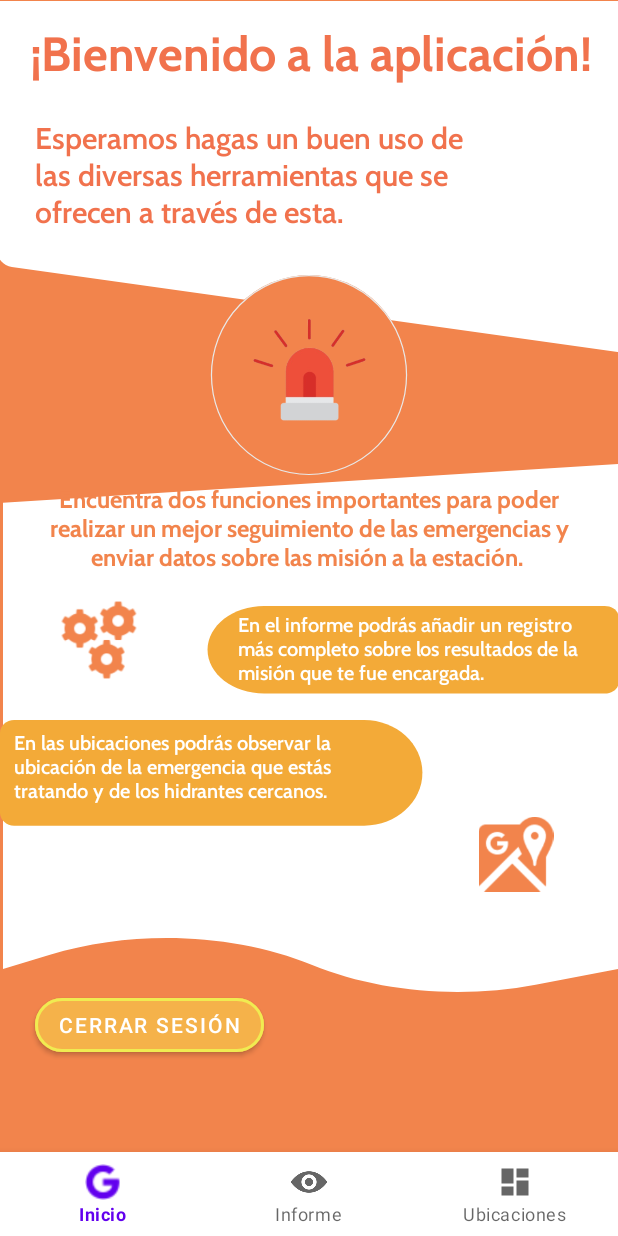
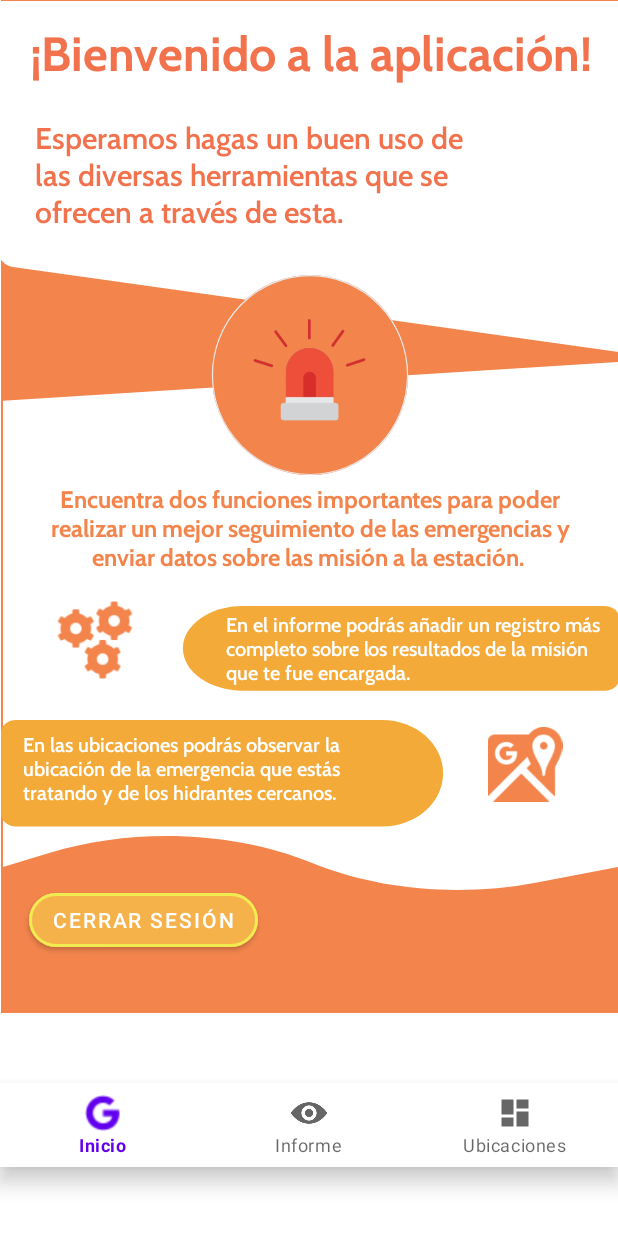
Before and after one commit to DJmnz0107/IGNIS---Android-App, an Android app: the Inicio_Bombero screen opened directly, with no data from a screen before it, on a phone screen of 412 x 824 dp. Run offline under Robolectric (Android 15) with nearby library versions, the phone set to English and light mode, and no system bars; our stand-ins replace navigation-ui.

Commit message:
Lógica nivel de usuario completa e inicio de sesión

```diff
--- a/app/src/main/java/Modelo/ClaseConexion.kt
+++ b/app/src/main/java/Modelo/ClaseConexion.kt
@@ -7,9 +7,9 @@ class ClaseConexion {
 
     fun cadenaConexion(): Connection? {
         try {
-            val ip = "jdbc:oracle:thin:@192.168.0.12:1521:xe"
-            val usuario = "DJMNZ"
-            val contrasena = "metapan"
+            val ip = "jdbc:oracle:thin:@10.10.0.128:1521:xe"
+            val usuario = "IGNIS"
+            val contrasena = "JNASCA"
 
             val conexion = DriverManager.getConnection(ip, usuario, contrasena)
             return conexion
--- a/app/src/main/java/N/J/L/F/S/Q/ignis_ptc/activity_Login.kt
+++ b/app/src/main/java/N/J/L/F/S/Q/ignis_ptc/activity_Login.kt
@@ -95,6 +95,8 @@ class activity_Login : AppCompatActivity() {
 
                         val nivelUsuario = Usuarios.obtenerNivelUsuario(nombreUsuario, password)
 
+                        println("El nivel de usuario es $nivelUsuario")
+
                         val objConexion = ClaseConexion().cadenaConexion()
 
                         val revisarUsuario = objConexion?.prepareStatement("SELECT * FROM Usuarios WHERE nombre_usuario = ? AND contrasena_usuario = ?")!!
@@ -106,11 +108,11 @@ class activity_Login : AppCompatActivity() {
 
                         if (resultado.next()) {
                             if(nivelUsuario != null) {
-                                if (nivelUsuario == 2) {
+                                if (nivelUsuario == 1) {
                                     val pantallaMain = Intent(this@activity_Login, MainActivity::class.java)
                                     startActivity(pantallaMain)
-                                }else if (nivelUsuario == 3) {
-                                    val pantallaBombero = Intent(this@activity_Login, Inicio_Bombero::class.java)
+                                }else if (nivelUsuario == 2) {
+                                    val pantallaBombero = Intent(this@activity_Login, activity_bomberos::class.java)
                                     startActivity(pantallaBombero)
                                 }
                                 else {
--- a/app/src/main/res/layout/activity_bomberos.xml
+++ b/app/src/main/res/layout/activity_bomberos.xml
@@ -11,31 +11,25 @@
 
     <com.google.android.material.bottomnavigation.BottomNavigationView
         android:id="@+id/nav_bomberos"
-
         android:layout_width="0dp"
         android:layout_height="wrap_content"
-        android:layout_marginStart="0dp"
-        android:layout_marginEnd="0dp"
-        android:background="?android:attr/windowBackground"
         app:layout_constraintBottom_toBottomOf="parent"
+        app:layout_constraintHorizontal_bias="0.0"
         app:layout_constraintLeft_toLeftOf="parent"
         app:layout_constraintRight_toRightOf="parent"
-
+        app:layout_constraintTop_toBottomOf="@+id/nav_host_fragment_container"
         app:menu="@menu/menu_bombero" />
 
     <fragment
         android:id="@+id/nav_host_fragment_container"
 
         android:name="androidx.navigation.fragment.NavHostFragment"
-        android:layout_width="match_parent"
-        android:layout_height="match_parent"
+        android:layout_width="411dp"
+        android:layout_height="675dp"
         app:defaultNavHost="true"
 
-        app:layout_constraintBottom_toTopOf="@id/nav_host_fragment_container"
-        app:layout_constraintLeft_toLeftOf="parent"
-        app:layout_constraintRight_toRightOf="parent"
+        app:layout_constraintEnd_toEndOf="parent"
+        app:layout_constraintStart_toStartOf="parent"
         app:layout_constraintTop_toTopOf="parent"
         app:navGraph="@navigation/navigation_bomberos" />
-
-
 </androidx.constraintlayout.widget.ConstraintLayout>
--- a/app/src/main/res/layout/fragment_inicio__bombero.xml
+++ b/app/src/main/res/layout/fragment_inicio__bombero.xml
@@ -56,7 +56,7 @@
         app:layout_constraintHorizontal_bias="1.0"
         app:layout_constraintStart_toStartOf="parent"
         app:layout_constraintTop_toTopOf="parent"
-        app:layout_constraintVertical_bias="0.664" />
+        app:layout_constraintVertical_bias="0.761" />
 
     <View
         android:id="@+id/view18"
@@ -95,8 +95,8 @@
 
     <View
         android:id="@+id/view19"
-        android:layout_width="277dp"
-        android:layout_height="64dp"
+        android:layout_width="294dp"
+        android:layout_height="62dp"
         android:layout_marginTop="404dp"
         android:background="@drawable/inicio_bomberos_4"
         app:layout_constraintEnd_toEndOf="parent"
@@ -106,22 +106,22 @@
 
     <TextView
         android:id="@+id/textView22"
-        android:layout_width="245dp"
-        android:layout_height="49dp"
+        android:layout_width="261dp"
+        android:layout_height="51dp"
         android:layout_marginTop="4dp"
         android:fontFamily="@font/cabin_semibold"
         android:text="En el informe podrás añadir un registro más completo sobre los resultados de la misión que te fue encargada."
         android:textColor="#FFFFFF"
         android:textSize="13sp"
         app:layout_constraintEnd_toEndOf="parent"
-        app:layout_constraintHorizontal_bias="0.75"
+        app:layout_constraintHorizontal_bias="1.0"
         app:layout_constraintStart_toStartOf="@+id/view19"
         app:layout_constraintTop_toTopOf="@+id/view19" />
 
     <View
         android:id="@+id/view20"
-        android:layout_width="286dp"
-        android:layout_height="77dp"
+        android:layout_width="299dp"
+        android:layout_height="78dp"
         android:layout_marginTop="480dp"
         android:background="@drawable/inicio_bomberos_5"
         app:layout_constraintEnd_toEndOf="parent"
@@ -131,8 +131,8 @@
 
     <TextView
         android:id="@+id/textView23"
-        android:layout_width="244dp"
-        android:layout_height="51dp"
+        android:layout_width="256dp"
+        android:layout_height="50dp"
         android:layout_marginEnd="52dp"
         android:fontFamily="@font/cabin_semibold"
         android:text="En las ubicaciones podrás observar la ubicación de la emergencia que estás tratando y de los hidrantes cercanos."
@@ -140,10 +140,10 @@
         android:textSize="13sp"
         app:layout_constraintBottom_toBottomOf="@+id/view20"
         app:layout_constraintEnd_toStartOf="@+id/imageView9"
-        app:layout_constraintHorizontal_bias="0.428"
+        app:layout_constraintHorizontal_bias="1.0"
         app:layout_constraintStart_toStartOf="parent"
         app:layout_constraintTop_toTopOf="@+id/view20"
-        app:layout_constraintVertical_bias="0.269" />
+        app:layout_constraintVertical_bias="0.285" />
 
     <ImageView
         android:id="@+id/imageView8"
@@ -168,7 +168,7 @@
         app:layout_constraintHorizontal_bias="0.553"
         app:layout_constraintStart_toEndOf="@+id/view20"
         app:layout_constraintTop_toTopOf="parent"
-        app:layout_constraintVertical_bias="0.704" />
+        app:layout_constraintVertical_bias="0.775" />
 
     <Button
         android:id="@+id/button"
@@ -179,10 +179,10 @@
         app:cornerRadius="50dp"
         app:layout_constraintBottom_toBottomOf="parent"
         app:layout_constraintEnd_toEndOf="parent"
-        app:layout_constraintHorizontal_bias="0.089"
+        app:layout_constraintHorizontal_bias="0.073"
         app:layout_constraintStart_toStartOf="parent"
         app:layout_constraintTop_toTopOf="parent"
-        app:layout_constraintVertical_bias="0.85"
+        app:layout_constraintVertical_bias="0.939"
         app:strokeColor="#F0EB51"
         app:strokeWidth="2dp" />
 </androidx.constraintlayout.widget.ConstraintLayout>
```
